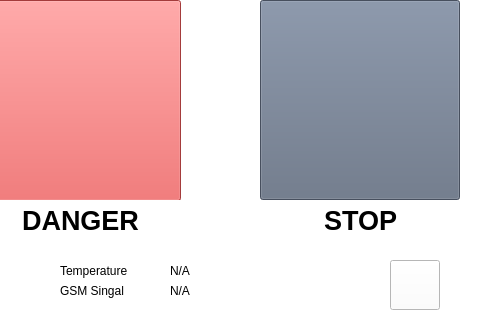
Qt form mainDlg.ui (fakhrul/ecoi_tnb_iot) before a commit; both pictures show x 320 to 800 and y 160 to 480 of the 800 by 480 pixel window.
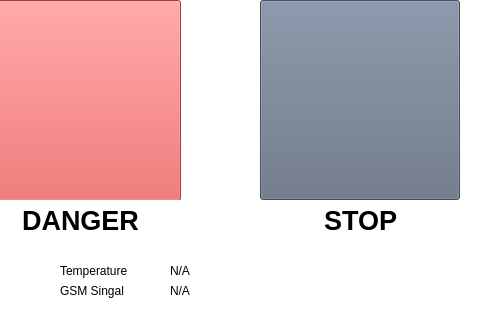
The same form after that commit. Icons and pictures are not drawn.

Commit message: remove button camera

Diff of the .ui file:
```diff
--- a/mainDlg.ui
+++ b/mainDlg.ui
@@ -350,22 +350,6 @@
     <string/>
    </property>
   </widget>
-  <widget class="QPushButton" name="pushButtonCamera">
-   <property name="geometry">
-    <rect>
-     <x>710</x>
-     <y>420</y>
-     <width>50</width>
-     <height>50</height>
-    </rect>
-   </property>
-   <property name="styleSheet">
-    <string notr="true">image: url(:/icon/images/cctv.png);</string>
-   </property>
-   <property name="text">
-    <string/>
-   </property>
-  </widget>
   <widget class="QPushButton" name="pushButtonLogout">
    <property name="geometry">
     <rect>
```
The commit also changes 1 other file.
